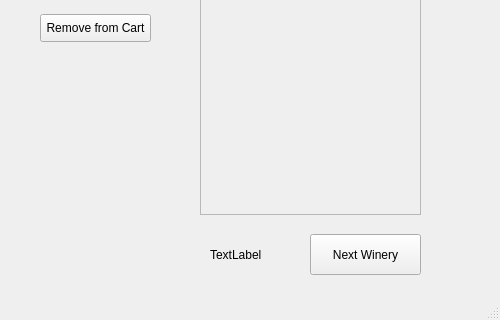
AustinVaday/CS1D-Class-Project-1, file WineryProject/mainwindow.ui: the form before one commit; both pictures show x 281 to 781 and y 273 to 593 of the 781 by 593 pixel window.
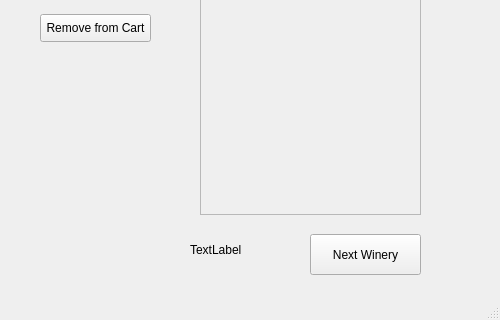
The form after the commit. The open tabs and pages were chosen to show the change.

What changed in the file:
```diff
--- a/WineryProject/mainwindow.ui
+++ b/WineryProject/mainwindow.ui
@@ -1504,10 +1504,10 @@
        <widget class="QLabel" name="subtotal">
         <property name="geometry">
          <rect>
-          <x>480</x>
+          <x>460</x>
           <y>460</y>
           <width>81</width>
-          <height>41</height>
+          <height>31</height>
          </rect>
         </property>
         <property name="text">
```
Left out of the diff: 4 changed lines with no effect on the pictures.
